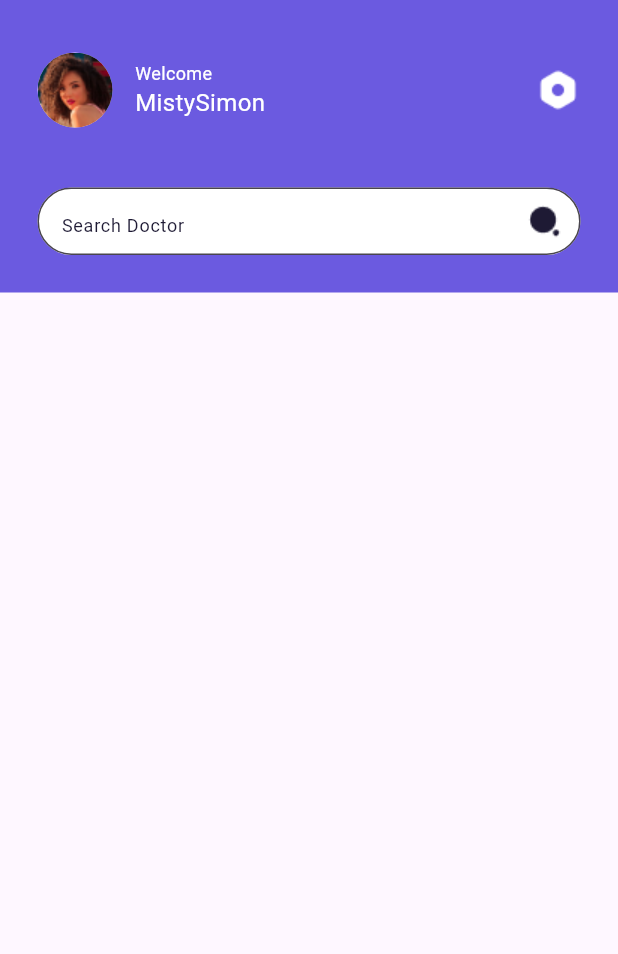
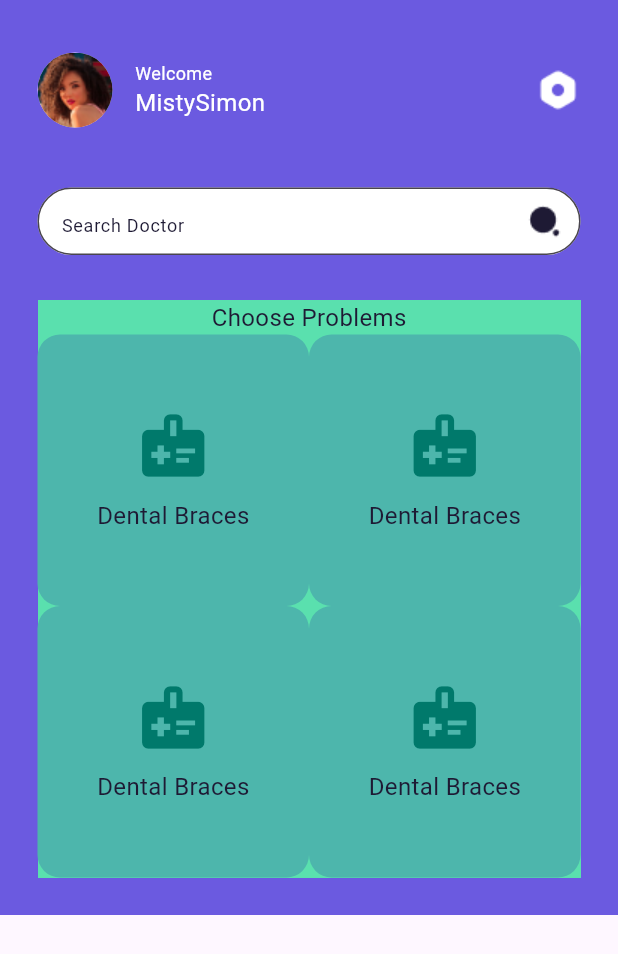
Before and after one commit to vshal9921/iDoctor, a Flutter app: the screen it shows after launch, on a phone screen of 412 x 824 dp. Shown: the top 954 px of the screen. Run offline on Flutter 3.47's test engine with Material 3 defaults, Android fonts, the phone set to English and light mode, and no system bars.

Commit message:
grid,View and child card setup

```diff
--- a/lib/main.dart
+++ b/lib/main.dart
@@ -12,6 +12,7 @@ class MyApp extends StatelessWidget {
   @override
   Widget build(BuildContext context) {
     return MaterialApp(
+      debugShowCheckedModeBanner: false,
       title: 'iDoctor',
       theme: ThemeData(
         colorScheme: ColorScheme.fromSeed(seedColor: Colors.deepPurple),
--- a/lib/resources/my_styles.dart
+++ b/lib/resources/my_styles.dart
@@ -12,6 +12,11 @@ class MyStyle{
 
   static const TextStyle textHeader = TextStyle(
     color: MyColors.white,
+    fontSize: 16.0
+  );
+
+  static const TextStyle textProblem = TextStyle(
+    color: MyColors.blackText,
     fontSize: 16.0
   );
 
--- /dev/null
+++ b/lib/ui/choose_problems.dart
@@ -0,0 +1,44 @@
+import 'package:flutter/material.dart';
+import 'package:i_doctor/resources/my_styles.dart';
+import 'package:i_doctor/ui/problem_card.dart';
+
+class ChooseProblems extends StatelessWidget {
+  const ChooseProblems({super.key});
+
+  @override
+  Widget build(BuildContext context) {
+    return Container(
+      decoration: const BoxDecoration(
+        image: DecorationImage(
+          image: AssetImage("images/rect_green.png"),
+          fit: BoxFit.cover)
+      ),
+      child: Column(
+        children: [
+          Text("Choose Problems", style: MyStyle.textProblem,),
+          GridView.builder(
+            physics: NeverScrollableScrollPhysics(),
+            shrinkWrap: true,
+            gridDelegate: SliverGridDelegateWithFixedCrossAxisCount(crossAxisCount: 2),
+            itemBuilder: (_, index) => ProblemCard(),
+            itemCount: 4,
+           ),
+
+          // Row(
+          //   children: [
+          //     ProblemCard(),
+          //     ProblemCard()
+          //   ],
+          // ),
+          // Row(
+          //   children: [
+          //     ProblemCard(),
+          //     ProblemCard()
+          //   ],
+          // )
+        ],
+      )
+
+    );
+  }
+}
--- a/lib/ui/home_widget.dart
+++ b/lib/ui/home_widget.dart
@@ -1,6 +1,8 @@
 import 'package:flutter/material.dart';
 import 'package:i_doctor/resources/my_colors.dart';
 import 'package:i_doctor/resources/my_styles.dart';
+import 'package:i_doctor/ui/choose_problems.dart';
+import 'package:i_doctor/ui/problem_card.dart';
 
 class HomeWidget extends StatelessWidget {
   const HomeWidget({super.key});
@@ -13,6 +15,7 @@ class HomeWidget extends StatelessWidget {
         color: MyColors.blue,
         child: Column(
           mainAxisAlignment: MainAxisAlignment.start,
+          crossAxisAlignment: CrossAxisAlignment.center,
           children: [
             Row(
               children: [
@@ -41,7 +44,9 @@ class HomeWidget extends StatelessWidget {
               child: TextField(
                 decoration: MyStyle.searchField,
               ),
-            )
+            ),
+            const SizedBox(height: 30.0,),
+            ChooseProblems()
 
           ],
         ),
--- /dev/null
+++ b/lib/ui/problem_card.dart
@@ -0,0 +1,54 @@
+import 'package:flutter/material.dart';
+import 'package:i_doctor/resources/my_styles.dart';
+
+class ProblemCard extends StatelessWidget {
+  const ProblemCard({super.key});
+
+  @override
+  Widget build(BuildContext context) {
+    return Container(
+      decoration: BoxDecoration(
+        color : Colors.teal[300],
+        //color: isSelected ? Colors.teal[300] : Colors.teal[100],
+        borderRadius: BorderRadius.circular(15.0),
+        // boxShadow: [
+        //   BoxShadow(
+        //     color: Colors.grey.withOpacity(0.5),
+        //     spreadRadius: 2,
+        //     blurRadius: 5,
+        //     offset: Offset(0, 3),
+        //   ),
+        // ],
+      ),
+      child: Column(
+        mainAxisAlignment: MainAxisAlignment.center,
+        children: [
+          Icon(
+            Icons.medical_information,
+            size: 50.0,
+            color : Colors.teal[700]
+            //color: isSelected ? Colors.teal[700] : Colors.teal[600],
+          ),
+          SizedBox(height: 10.0),
+          Text("Dental Braces", style: MyStyle.textProblem,),
+          // Spacer(),
+          // Container(
+          //   margin: const EdgeInsets.all(8.0),
+          //   height: 24.0,
+          //   width: 24.0,
+          //   decoration: BoxDecoration(
+          //     color: Colors.teal,
+          //     //color: isSelected ? Colors.teal : Colors.grey,
+          //     shape: BoxShape.circle,
+          //   ),
+          //   child: Icon(
+          //     Icons.radio_button_checked,
+          //     color: Colors.white,
+          //     size: 20.0,
+          //   ),
+          // ),
+        ],
+      ),
+    );
+  }
+}
```
Also changed, not shown: images/rect_green.png (added), lib/ui/form.dart (added).
